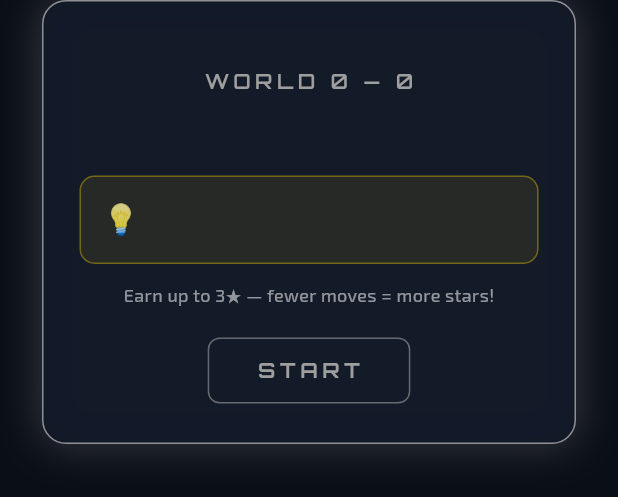
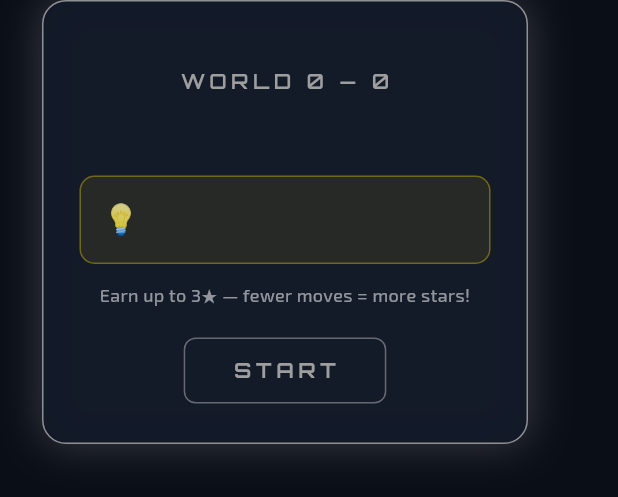
Before and after one commit to ruhi-akhi/Puzzle-Game3d, a Flutter app: the _IntroCard widget shown alone on an empty page, opened directly with empty values, on a phone screen of 412 x 824 dp. Shown: the top 497 px of the screen. Run offline on Flutter 3.47's test engine with Material 3 defaults, Android fonts, the phone set to English and light mode, and no system bars; our stand-ins replace audioplayers, google_fonts, shared_preferences; accounts and stored records are empty.

Commit message:
level_intro_dialog.dart

```diff
--- a/lib/ui/widgets/level_intro_dialog.dart
+++ b/lib/ui/widgets/level_intro_dialog.dart
@@ -90,7 +90,9 @@ class _IntroCardState extends State<_IntroCard>
       animation: _pulse,
       builder: (context, _) {
         final glow = 0.15 + _pulse.value * 0.15;
-        return Container(
+        return ConstrainedBox(
+          constraints: const BoxConstraints(maxWidth: 380),
+          child: Container(
             margin: const EdgeInsets.symmetric(horizontal: 28),
             padding: const EdgeInsets.all(24),
             decoration: BoxDecoration(
@@ -177,6 +179,7 @@ class _IntroCardState extends State<_IntroCard>
                     color: Colors.white54,
                     fontSize: 12,
                   ),
+                  textAlign: TextAlign.center,
                 ),
                 const SizedBox(height: 18),
                 TextButton(
@@ -199,6 +202,7 @@ class _IntroCardState extends State<_IntroCard>
                 ),
               ],
             ),
+          ),
         );
       },
     );
```
Lines whose indentation alone changed are shown as unchanged.
